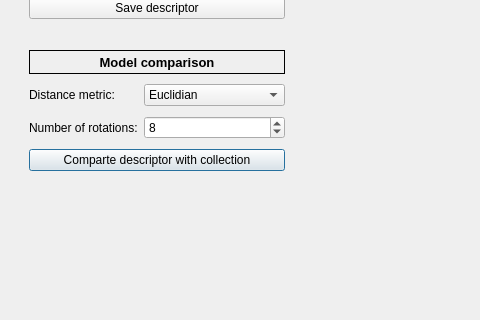
First picture: the form in scr/MeshAnalyzer/RSDDialog.ui, repository omendoza83/ArcheoShape, before the edit; both pictures show x 0 to 480 and y 119 to 439 of the 800 by 600 pixel window.
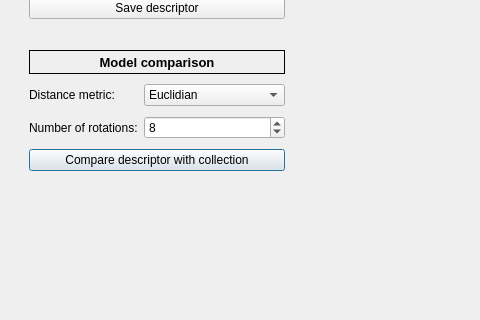
Second picture: the form after the edit. Icons and pictures are not drawn. Custom widgets are drawn as their Qt base class.

```diff
--- a/scr/MeshAnalyzer/RSDDialog.ui
+++ b/scr/MeshAnalyzer/RSDDialog.ui
@@ -142,7 +142,7 @@
          <item row="3" column="0" colspan="2">
           <widget class="QPushButton" name="compareButton">
            <property name="text">
-            <string>Comparte descriptor with collection</string>
+            <string>Compare descriptor with collection</string>
            </property>
           </widget>
          </item>
```
